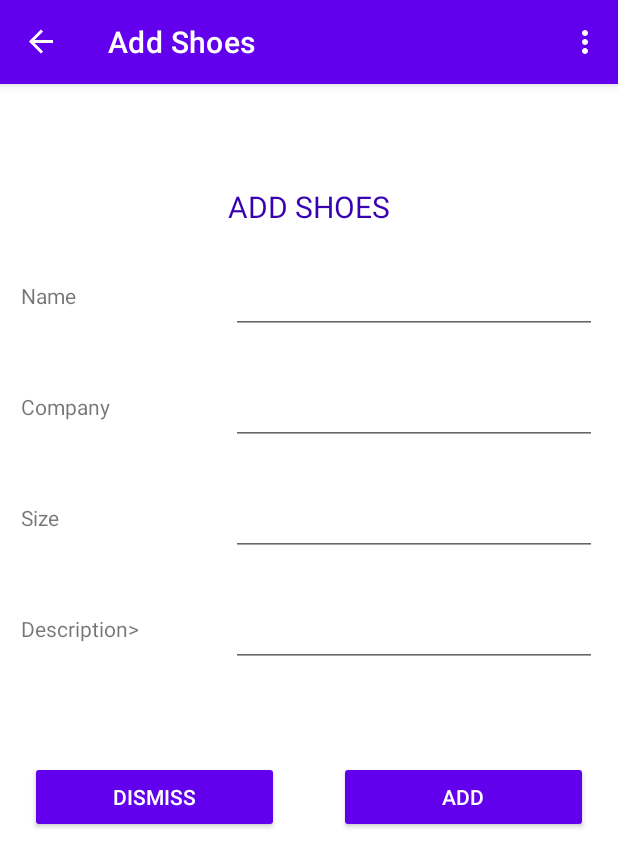
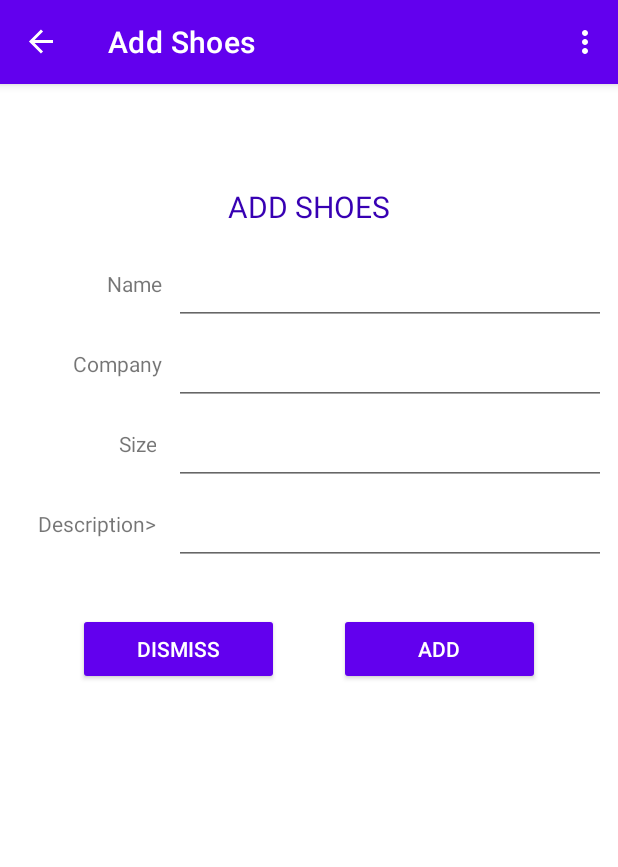
Before and after one commit to RikuVan/android-1, an Android app: the AddShoesFragment screen opened through its navigation route, on a phone screen of 412 x 824 dp. Shown: the top 867 px of the screen. Run offline under Robolectric (Android 15) with nearby library versions, the phone set to English and light mode, and no system bars; our stand-ins replace data binding, navigation-ui.

Commit message:
Fix: change grid layout to constraint layout

```diff
--- a/app/src/main/res/layout/fragment_add_shoes.xml
+++ b/app/src/main/res/layout/fragment_add_shoes.xml
@@ -12,15 +12,22 @@
             type="fi.monad.shoestore.ui.shoes.ShoeListViewModel" />
     </data>
 
-    <LinearLayout
+
+    <androidx.constraintlayout.widget.ConstraintLayout
         android:layout_width="match_parent"
-        android:layout_height="match_parent"
-        android:id="@+id/mainScreen"
-        android:orientation="vertical">
+        android:layout_height="wrap_content">
 
+        <androidx.constraintlayout.widget.Barrier
+            android:id="@+id/barrier_vert"
+            android:layout_width="wrap_content"
+            android:layout_height="wrap_content"
+            android:orientation="vertical"
+            app:barrierDirection="right"
+            app:constraint_referenced_ids="l1, l2, l3, l4" />
 
         <TextView
-            android:layout_width="match_parent"
+            android:id="@+id/title"
+            android:layout_width="fill_parent"
             android:layout_height="wrap_content"
             android:gravity="center"
             android:paddingTop="12dp"
@@ -28,186 +35,157 @@
             android:text="@string/title_add_shoes"
             android:textAllCaps="true"
             android:textColor="@color/purple_700"
-            android:textSize="20sp" />
+            android:textSize="20sp"
+            app:layout_constraintStart_toStartOf="parent"
+            app:layout_constraintTop_toTopOf="parent" />
 
-        <GridLayout
-        android:id="@+id/add_shoes_layout"
-        android:layout_width="match_parent"
-        android:layout_height="wrap_content"
-        android:useDefaultMargins="true"
-        android:alignmentMode="alignBounds"
-        android:columnOrderPreserved="false"
-        android:columnCount="2"
+        <androidx.constraintlayout.widget.Barrier
+            android:id="@+id/horizontal_barrier_0"
+            android:layout_width="0dp"
+            android:layout_height="0dp"
             android:orientation="horizontal"
-        tools:context=".GridXMLActivity">
+            app:barrierDirection="bottom"
+            app:constraint_referenced_ids="title" />
 
-        <LinearLayout
-            android:layout_width="0dp"
-            android:layout_height="match_parent"
-            android:layout_columnWeight="1">
 
         <TextView
-                android:layout_width="match_parent"
-                android:layout_height="match_parent"
-                android:layout_columnSpan="2"
-                android:layout_gravity="right|center_horizontal|fill"
-                android:layout_marginStart="10dp"
-                android:layout_marginLeft="10dp"
-                android:layout_marginTop="5dp"
-                android:layout_marginEnd="10dp"
-                android:layout_marginBottom="5dp"
-                android:paddingTop="20dp"
-                android:text="@string/name_label" />
-        </LinearLayout>
+            android:id="@+id/l1"
+            android:layout_width="100dp"
+            android:layout_height="wrap_content"
+            android:layout_margin="8dp"
+            android:height="32dp"
+            android:paddingTop="8dp"
+            android:text="@string/name_label"
+            android:textAlignment="textEnd"
+            app:flow_verticalAlign="center"
+            app:layout_constraintLeft_toLeftOf="parent"
+            app:layout_constraintTop_toBottomOf="@id/horizontal_barrier_0" />
 
-        <LinearLayout
-            android:layout_width="0dp"
-            android:layout_height="match_parent"
-            android:layout_columnWeight="2">
 
         <EditText
             android:id="@+id/name"
-                android:layout_width="match_parent"
-                android:layout_height="match_parent"
+            android:layout_width="0dp"
+            android:layout_height="wrap_content"
             android:text="@={addShoesViewModel.newShoes.name}"
             android:afterTextChanged="@{addShoesViewModel::setName}"
-                android:layout_columnSpan="2"
-                android:layout_marginStart="10dp"
-                android:layout_marginLeft="10dp"
-                android:layout_marginTop="5dp"
-                android:layout_marginEnd="10dp"
-                android:layout_marginBottom="5dp"
-                android:paddingTop="20dp"
-                android:layout_gravity="fill" />
-        </LinearLayout>
+            android:layout_margin="8dp"
+            app:layout_constraintLeft_toRightOf="@+id/barrier_vert"
+            app:layout_constraintRight_toRightOf="parent"
+            app:layout_constraintTop_toBottomOf="@id/horizontal_barrier_0" />
 
-        <LinearLayout
+        <androidx.constraintlayout.widget.Barrier
+            android:id="@+id/horizontal_barrier_1"
             android:layout_width="0dp"
-            android:layout_height="match_parent"
-            android:layout_columnWeight="1">
+            android:layout_height="0dp"
+            android:orientation="horizontal"
+            app:barrierDirection="bottom"
+            app:constraint_referenced_ids="l1, name" />
+
 
         <TextView
-                android:layout_width="match_parent"
-                android:layout_height="match_parent"
-                android:layout_columnSpan="2"
-                android:layout_gravity="fill"
-                android:layout_marginStart="10dp"
-                android:layout_marginLeft="10dp"
-                android:layout_marginTop="5dp"
-                android:layout_marginEnd="10dp"
-                android:layout_marginBottom="5dp"
-                android:paddingTop="20dp"
-                android:text="@string/company_label" />
-        </LinearLayout>
-
-        <LinearLayout
-            android:layout_width="0dp"
-            android:layout_height="match_parent"
-            android:layout_columnWeight="2">
+            android:id="@+id/l2"
+            android:layout_width="100dp"
+            android:layout_height="wrap_content"
+            android:layout_margin="8dp"
+            android:paddingTop="8dp"
+            android:text="@string/company_label"
+            android:textAlignment="viewEnd"
+            app:layout_constraintLeft_toLeftOf="parent"
+            app:layout_constraintLeft_toRightOf="@+id/barrier_vert"
+            app:layout_constraintTop_toBottomOf="@+id/horizontal_barrier_1" />
 
         <EditText
             android:id="@+id/company"
-                android:layout_width="match_parent"
-                android:layout_height="match_parent"
+            android:layout_width="0dp"
+            android:layout_height="wrap_content"
+            android:layout_margin="8dp"
+            android:afterTextChanged="@{addShoesViewModel::setCompany}"
             android:text="@{addShoesViewModel.newShoes.company}"
-                android:afterTextChanged="@{addShoesViewModel::setCompany}"
-                android:layout_columnSpan="2"
-                android:layout_marginStart="10dp"
-                android:layout_marginLeft="10dp"
-                android:layout_marginTop="5dp"
-                android:layout_marginEnd="10dp"
-                android:layout_marginBottom="5dp"
-                android:paddingTop="20dp"
-                android:layout_gravity="fill"/>
-        </LinearLayout>
+            app:layout_constraintLeft_toRightOf="@+id/barrier_vert"
+            app:layout_constraintRight_toRightOf="parent"
+            app:layout_constraintTop_toBottomOf="@+id/horizontal_barrier_1"  />
 
-            <LinearLayout
+        <androidx.constraintlayout.widget.Barrier
+            android:id="@+id/horizontal_barrier_2"
             android:layout_width="0dp"
-                android:layout_height="match_parent"
-                android:layout_columnWeight="1">
+            android:layout_height="0dp"
+            android:orientation="horizontal"
+            app:barrierDirection="bottom"
+            app:constraint_referenced_ids="l2, company" />
 
         <TextView
-                    android:layout_width="match_parent"
-                    android:layout_height="match_parent"
-                    android:layout_columnSpan="2"
-                    android:layout_gravity="fill"
-                    android:layout_marginStart="10dp"
-                    android:layout_marginLeft="10dp"
-                    android:layout_marginTop="5dp"
-                    android:layout_marginEnd="10dp"
-                    android:layout_marginBottom="5dp"
-                    android:paddingTop="20dp"
-                    android:text="@string/size_label" />
-            </LinearLayout>
-
-            <LinearLayout
-                android:layout_width="0dp"
-                android:layout_height="match_parent"
-                android:layout_columnWeight="2">
+            android:id="@+id/l3"
+            android:layout_width="100dp"
+            android:layout_height="wrap_content"
+            android:layout_margin="8dp"
+            android:paddingTop="8dp"
+            android:text="@string/size_label"
+            android:textAlignment="viewEnd"
+            app:layout_constraintLeft_toRightOf="@+id/barrier_vert"
+            app:layout_constraintRight_toLeftOf="parent"
+            app:layout_constraintTop_toBottomOf="@id/horizontal_barrier_2" />
 
         <EditText
             android:id="@+id/size"
-                    android:layout_width="match_parent"
-                    android:layout_height="match_parent"
+            android:layout_width="0dp"
+            android:layout_height="wrap_content"
             android:text="@{String.valueOf(addShoesViewModel.newShoes.size)}"
             android:afterTextChanged="@{addShoesViewModel::setSize}"
-                    android:layout_columnSpan="2"
-                    android:layout_marginStart="10dp"
-                    android:layout_marginLeft="10dp"
-                    android:layout_marginTop="5dp"
-                    android:layout_marginEnd="10dp"
-                    android:layout_marginBottom="5dp"
-                    android:paddingTop="20dp"
-                    android:layout_gravity="fill" />
-            </LinearLayout>
+            android:layout_margin="8dp"
+            app:layout_constraintLeft_toRightOf="@+id/barrier_vert"
+            app:layout_constraintRight_toRightOf="parent"
+            app:layout_constraintTop_toBottomOf="@id/horizontal_barrier_2" />
 
-            <LinearLayout
+
+        <androidx.constraintlayout.widget.Barrier
+            android:id="@+id/horizontal_barrier_3"
             android:layout_width="0dp"
-                android:layout_height="match_parent"
-                android:layout_columnWeight="1">
+            android:layout_height="0dp"
+            android:orientation="horizontal"
+            app:barrierDirection="bottom"
+            app:constraint_referenced_ids="l3, size" />
 
         <TextView
-                    android:layout_width="match_parent"
-                    android:layout_height="match_parent"
-                    android:layout_columnSpan="2"
-                    android:layout_gravity="fill"
-                    android:layout_marginStart="10dp"
-                    android:layout_marginLeft="10dp"
-                    android:layout_marginTop="5dp"
-                    android:layout_marginEnd="10dp"
-                    android:layout_marginBottom="5dp"
-                    android:paddingTop="20dp"
-                    android:text="@string/description_label" />
-            </LinearLayout>
-
-            <LinearLayout
-                android:layout_width="0dp"
-                android:layout_height="match_parent"
-                android:layout_columnWeight="2">
+            android:id="@+id/l4"
+            android:layout_width="100dp"
+            android:layout_height="wrap_content"
+            android:layout_margin="8dp"
+            android:paddingTop="8dp"
+            android:text="@string/description_label"
+            android:textAlignment="viewEnd"
+            app:layout_constraintLeft_toRightOf="@+id/barrier_vert"
+            app:layout_constraintRight_toLeftOf="parent"
+            app:layout_constraintTop_toBottomOf="@id/horizontal_barrier_3" />
 
         <EditText
             android:id="@+id/description"
-                    android:layout_width="match_parent"
-                    android:layout_height="match_parent"
+            android:layout_width="0dp"
+            android:layout_height="wrap_content"
             android:text="@{addShoesViewModel.newShoes.description}"
             android:afterTextChanged="@{addShoesViewModel::setDescription}"
-                    android:layout_columnSpan="2"
-                    android:layout_marginStart="10dp"
-                    android:layout_marginLeft="10dp"
-                    android:layout_marginTop="5dp"
-                    android:layout_marginEnd="10dp"
-                    android:layout_marginBottom="5dp"
-                    android:paddingTop="20dp"
-                    android:layout_gravity="fill" />
-            </LinearLayout>
+            android:layout_margin="8dp"
+            app:layout_constraintLeft_toRightOf="@+id/barrier_vert"
+            app:layout_constraintRight_toRightOf="parent"
+            app:layout_constraintTop_toBottomOf="@id/horizontal_barrier_3" />
 
-    </GridLayout>
+        <androidx.constraintlayout.widget.Barrier
+            android:id="@+id/horizontal_barrier_4"
+            android:layout_width="0dp"
+            android:layout_height="0dp"
+            android:orientation="horizontal"
+            app:barrierDirection="bottom"
+            app:constraint_referenced_ids="l4, description" />
 
         <LinearLayout
+            android:id="@+id/buttons"
             android:layout_width="match_parent"
             android:layout_height="wrap_content"
+            android:layout_margin="48px"
             android:orientation="horizontal"
-            android:paddingTop="48dp">
+            app:layout_constraintBottom_toBottomOf="parent"
+            app:layout_constraintLeft_toLeftOf="parent"
+            app:layout_constraintRight_toRightOf="parent"
+            app:layout_constraintTop_toBottomOf="@id/horizontal_barrier_4">
 
             <Button
                 android:id="@+id/add_shoes_dismiss_btn"
@@ -233,6 +211,8 @@
 
         </LinearLayout>
 
-    </LinearLayout>
+
+
+    </androidx.constraintlayout.widget.ConstraintLayout>
 
 </layout>
```
Lines whose indentation alone changed are shown as unchanged.
